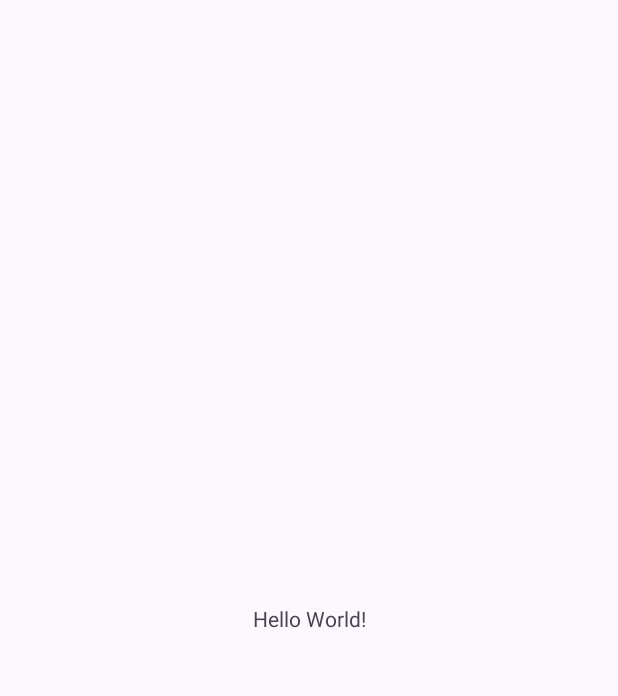
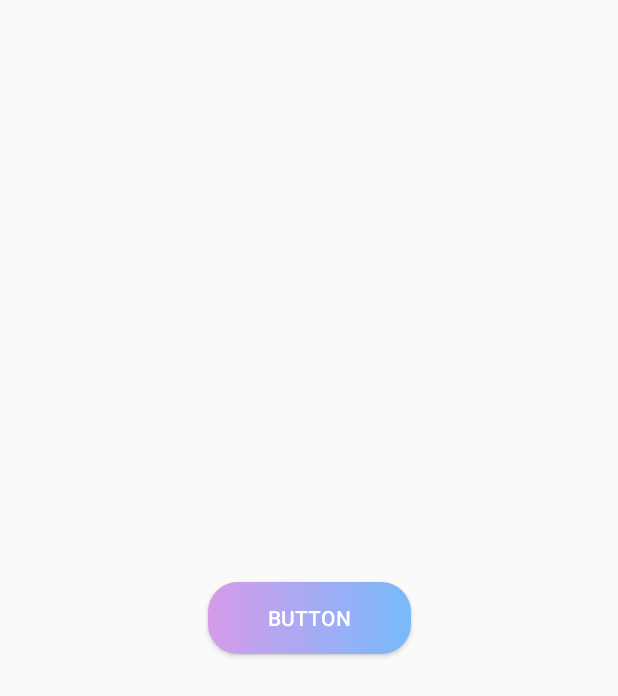
Before and after one commit to leesoonduck3009/PixiePost, an Android app: the screen it shows after launch (MainActivity), on a phone screen of 412 x 824 dp. Before the commit the part shown is almost empty. Shown: the top 696 px of the screen. Run offline under Robolectric (Android 15) with nearby library versions, the phone set to English and light mode, and no system bars.

Commit message:
add custom_button and iconImg

```diff
--- a/app/build.gradle.kts
+++ b/app/build.gradle.kts
@@ -5,7 +5,7 @@ plugins {
 
 android {
     namespace = "com.example.pixelpost"
-    compileSdk = 33
+    compileSdk = 34
 
     defaultConfig {
         applicationId = "com.example.pixelpost"
--- /dev/null
+++ b/app/src/main/res/drawable/custom_button.xml
@@ -0,0 +1,8 @@
+<?xml version="1.0" encoding="utf-8"?>
+<shape xmlns:android="http://schemas.android.com/apk/res/android" android:shape="rectangle">
+    <corners android:radius="20dp"/>
+    <gradient
+        android:startColor="#D69BEA"
+        android:endColor="#77BAFB"
+        />
+</shape>
--- a/app/src/main/res/layout/activity_main.xml
+++ b/app/src/main/res/layout/activity_main.xml
@@ -6,10 +6,16 @@
     android:layout_height="match_parent"
     tools:context=".View.Activity.MainActivity">
 
-    <TextView
+
+    <Button
+        android:id="@+id/button"
         android:layout_width="wrap_content"
         android:layout_height="wrap_content"
-        android:text="Hello World!"
+        android:background="@drawable/custom_button"
+        android:paddingHorizontal="40dp"
+        android:paddingVertical="10dp"
+        android:text="Button"
+        android:textColor="#ffffff"
         app:layout_constraintBottom_toBottomOf="parent"
         app:layout_constraintEnd_toEndOf="parent"
         app:layout_constraintStart_toStartOf="parent"
--- a/app/src/main/res/values/themes.xml
+++ b/app/src/main/res/values/themes.xml
@@ -1,6 +1,6 @@
 <resources xmlns:tools="http://schemas.android.com/tools">
     <!-- Base application theme. -->
-    <style name="Base.Theme.PixelPost" parent="Theme.Material3.DayNight.NoActionBar">
+    <style name="Base.Theme.PixelPost" parent="Theme.AppCompat.DayNight.NoActionBar">
         <!-- Customize your light theme here. -->
         <!-- <item name="colorPrimary">@color/my_light_primary</item> -->
     </style>
--- a/build.gradle.kts
+++ b/build.gradle.kts
@@ -5,5 +5,5 @@ buildscript {
 }
 // Top-level build file where you can add configuration options common to all sub-projects/modules.
 plugins {
-    id("com.android.application") version "8.1.3" apply false
+    id("com.android.application") version "8.3.1" apply false
 }
```
Also changed, not shown: app/src/main/res/drawable/bigicon.png (added), app/src/main/res/drawable/logo22.png (added), gradle/wrapper/gradle-wrapper.properties.
